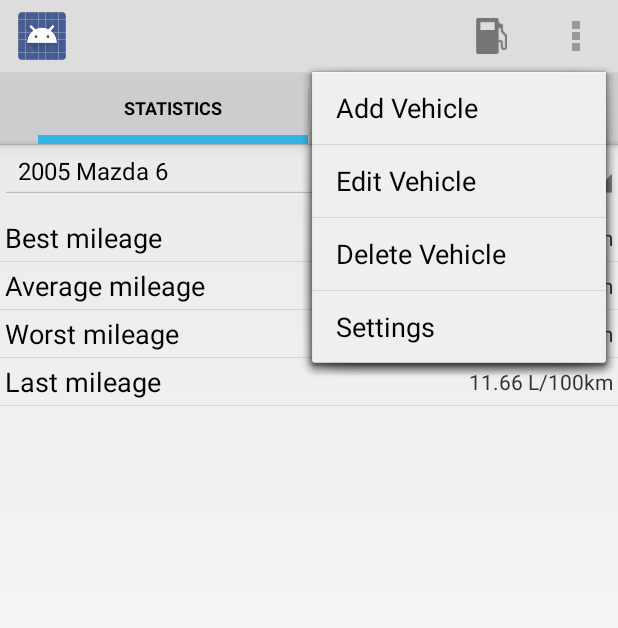
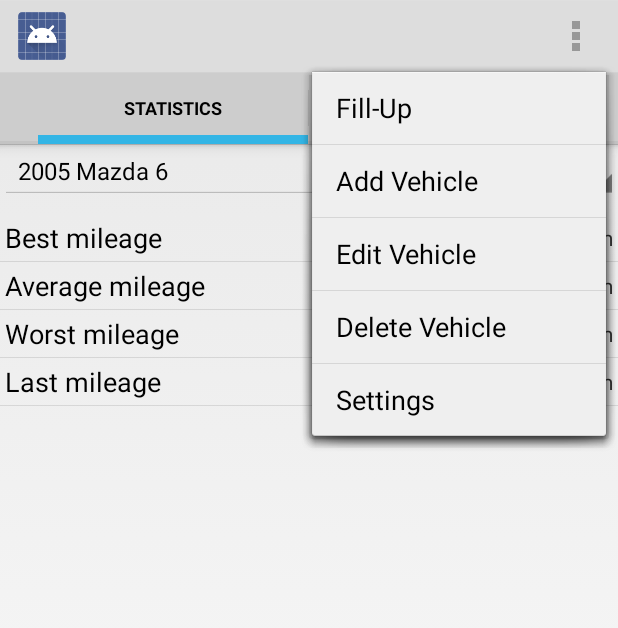
Before and after one commit to rprouse/GasMileage, an Android app: the screen it shows after launch (VehicleActivity), with the options menu open, on a phone screen of 412 x 824 dp. Shown: the top 628 px of the screen. Run offline under Robolectric (Android 15) with nearby library versions, the phone set to English and light mode, and no system bars.

Commit message:
Minor cleanup

```diff
--- a/GasMileage/src/main/res/menu/vehicle.xml
+++ b/GasMileage/src/main/res/menu/vehicle.xml
@@ -3,7 +3,7 @@
     <item android:id="@+id/menu_fill_up"
           android:title="@string/menu_fill_up"
           android:icon="@drawable/ic_action_fuel"
-          android:showAsAction="always"
+          android:showAsAction="withText"
             />
 
     <item android:id="@+id/menu_add_vehicle"
@@ -19,4 +19,5 @@
           android:title="@string/menu_settings"
           android:icon="@android:drawable/ic_menu_preferences"
           android:showAsAction="never" />
+
 </menu>
--- a/GasMileage/src/main/res/values/strings.xml
+++ b/GasMileage/src/main/res/values/strings.xml
@@ -22,7 +22,7 @@
     <string name="stat_last_mileage">Last mileage</string>
 
     <!-- Menus -->
-    <string name="menu_fill_up">Fill Up</string>
+    <string name="menu_fill_up">Fill-Up</string>
     <string name="menu_add_vehicle">Add Vehicle</string>
     <string name="menu_edit_vehicle">Edit Vehicle</string>
     <string name="menu_delete_vehicle">Delete Vehicle</string>
@@ -47,8 +47,6 @@
     <!-- Vehicle Dialog -->
     <string name="vehicle_dialog_add_title">Add Vehicle</string>
     <string name="vehicle_dialog_edit_title">Edit Vehicle</string>
-
-    <!-- Delete Vehicle Alert -->
     <string name="vehicle_dialog_delete_title">Delete Vehicle</string>
     <string name="vehicle_dialog_label">Vehicle Name</string>
     <string name="vehicle_dialog_title_add">Add Vehicle</string>
```
